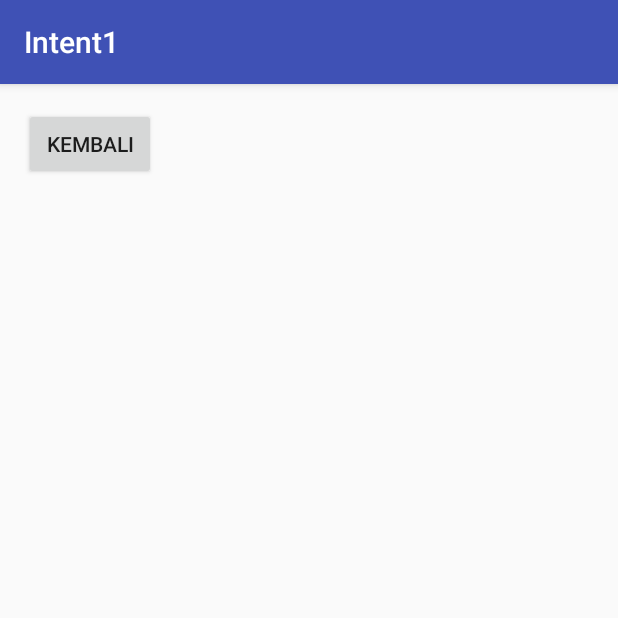
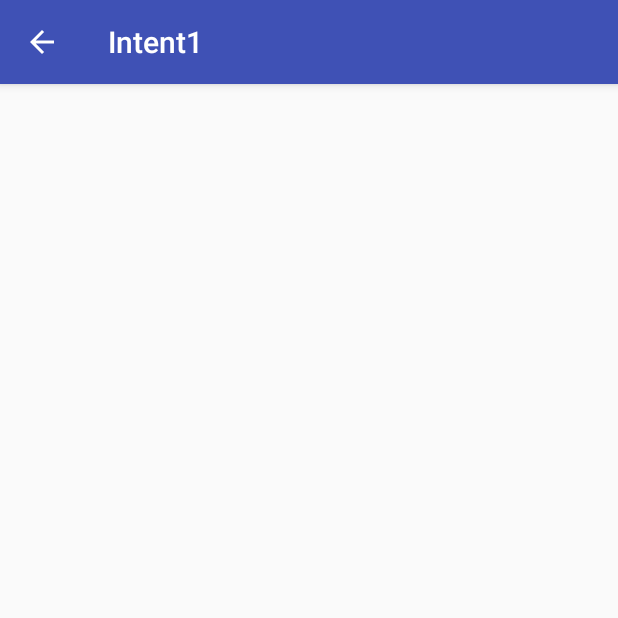
Before and after one commit to IraMaretta/Intent1, an Android app: the HasilActivity screen opened directly, with no data from a screen before it, on a phone screen of 412 x 824 dp, the top half of it. Run offline under Robolectric (Android 15) with nearby library versions, the phone set to English and light mode, and no system bars.

```diff
--- a/app/src/main/java/id/sch/smktelkom_mlg/learn/intent1/HasilActivity.java
+++ b/app/src/main/java/id/sch/smktelkom_mlg/learn/intent1/HasilActivity.java
@@ -2,6 +2,7 @@ package id.sch.smktelkom_mlg.learn.intent1;
 
 import android.support.v7.app.AppCompatActivity;
 import android.os.Bundle;
+import android.view.MenuItem;
 import android.view.View;
 
 public class HasilActivity extends AppCompatActivity {
@@ -10,14 +11,17 @@ public class HasilActivity extends AppCompatActivity {
     protected void onCreate(Bundle savedInstanceState) {
         super.onCreate(savedInstanceState);
         setContentView(R.layout.activity_hasil);
-        findViewById(R.id.buttonBack).setOnClickListener(new View.OnClickListener()
+        getSupportActionBar().setDisplayHomeAsUpEnabled(true);
+    }
+
+    @Override
+    public boolean onOptionsItemSelected(MenuItem item)
+    {
+        if(item.getItemId()==android.R.id.home)
         {
-            @Override
-            public void onClick(View v)
-            {
-                onBackPressed();
-            }
+            onBackPressed();
+            return true;
         }
-        );
+        return super.onOptionsItemSelected(item);
     }
 }
--- a/app/src/main/res/layout/activity_hasil.xml
+++ b/app/src/main/res/layout/activity_hasil.xml
@@ -10,9 +10,4 @@
     android:paddingTop="@dimen/activity_vertical_margin"
     tools:context="id.sch.smktelkom_mlg.learn.intent1.HasilActivity">
 
-    <Button
-        android:layout_width="wrap_content"
-        android:layout_height="wrap_content"
-        android:text="Kembali"
-        android:id="@+id/buttonBack" />
 </LinearLayout>
```
